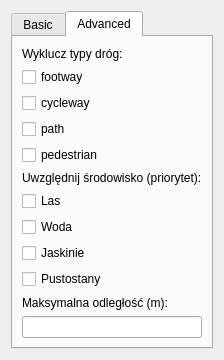
The window that dialog.ui (JayKey/bat_transect_plugin) describes before a commit, drawn with Qt 5.
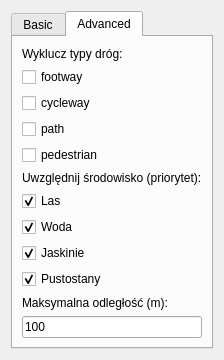
The same window after the commit. The open tabs and pages were chosen to show the change.

Commit message: Set default Advanced options in dialog: check all environmental features and set default max distance to 100 m

```diff
--- a/dialog.ui
+++ b/dialog.ui
@@ -97,6 +97,9 @@
          <property name="text">
           <string>Las</string>
          </property>
+         <property name="checked">
+          <bool>true</bool>
+         </property>
         </widget>
        </item>
        <item>
@@ -104,6 +107,9 @@
          <property name="text">
           <string>Woda</string>
          </property>
+         <property name="checked">
+          <bool>true</bool>
+         </property>
         </widget>
        </item>
        <item>
@@ -111,6 +117,9 @@
          <property name="text">
           <string>Jaskinie</string>
          </property>
+         <property name="checked">
+          <bool>true</bool>
+         </property>
         </widget>
        </item>
        <item>
@@ -118,6 +127,9 @@
          <property name="text">
           <string>Pustostany</string>
          </property>
+         <property name="checked">
+          <bool>true</bool>
+         </property>
         </widget>
        </item>
        <item>
@@ -128,7 +140,11 @@
         </widget>
        </item>
        <item>
-        <widget class="QLineEdit" name="lineEditMaxDistance"/>
+        <widget class="QLineEdit" name="lineEditMaxDistance">
+         <property name="text">
+          <string>100</string>
+         </property>
+        </widget>
        </item>
       </layout>
      </widget>
```
The commit also changes 1 other file.
